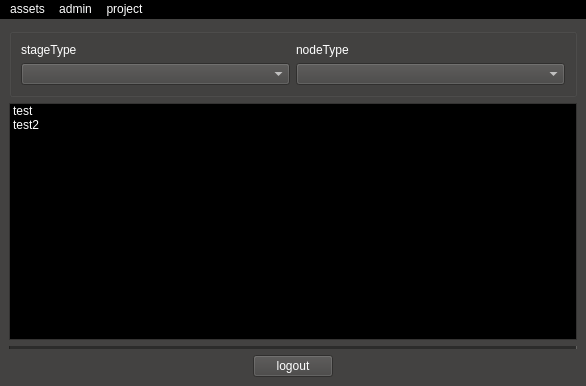
First picture: the form in rbhusUI/lib/rbhusPipeMainMod.ui, repository aumanimationstudios/rbhus, before the edit.
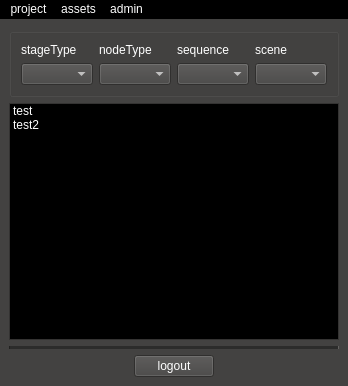
Second picture: the form after the edit.

```diff
--- a/rbhusUI/lib/rbhusPipeMainMod.ui
+++ b/rbhusUI/lib/rbhusPipeMainMod.ui
@@ -6,7 +6,7 @@
    <rect>
     <x>0</x>
     <y>0</y>
-    <width>586</width>
+    <width>346</width>
     <height>386</height>
    </rect>
   </property>
@@ -487,8 +487,15 @@
          </property>
         </widget>
        </item>
-       <item row="1" column="0">
-        <widget class="QComboBox" name="comboBoxStage"/>
+       <item row="0" column="2">
+        <widget class="QLabel" name="labelSeq">
+         <property name="text">
+          <string>sequence</string>
+         </property>
+        </widget>
+       </item>
+       <item row="1" column="1">
+        <widget class="QComboBox" name="comboBoxNode"/>
        </item>
        <item row="0" column="1">
         <widget class="QLabel" name="label_2">
@@ -497,8 +504,21 @@
          </property>
         </widget>
        </item>
-       <item row="1" column="1">
-        <widget class="QComboBox" name="comboBoxNode"/>
+       <item row="1" column="0">
+        <widget class="QComboBox" name="comboBoxStage"/>
+       </item>
+       <item row="1" column="2">
+        <widget class="QComboBox" name="comboBoxSeq"/>
+       </item>
+       <item row="0" column="3">
+        <widget class="QLabel" name="labelSce">
+         <property name="text">
+          <string>scene</string>
+         </property>
+        </widget>
+       </item>
+       <item row="1" column="3">
+        <widget class="QComboBox" name="comboBoxSce"/>
        </item>
       </layout>
      </widget>
@@ -544,8 +564,8 @@
     <rect>
      <x>0</x>
      <y>0</y>
-     <width>586</width>
-     <height>21</height>
+     <width>346</width>
+     <height>19</height>
     </rect>
    </property>
    <property name="palette">
@@ -989,9 +1009,9 @@
     </property>
     <addaction name="actionSet_project"/>
    </widget>
+   <addaction name="menuProject"/>
    <addaction name="menuAssets"/>
    <addaction name="menuAdmin"/>
-   <addaction name="menuProject"/>
   </widget>
   <action name="actionListMine">
    <property name="text">
```
Left out of the diff: 7 changed lines with no effect on the pictures.
